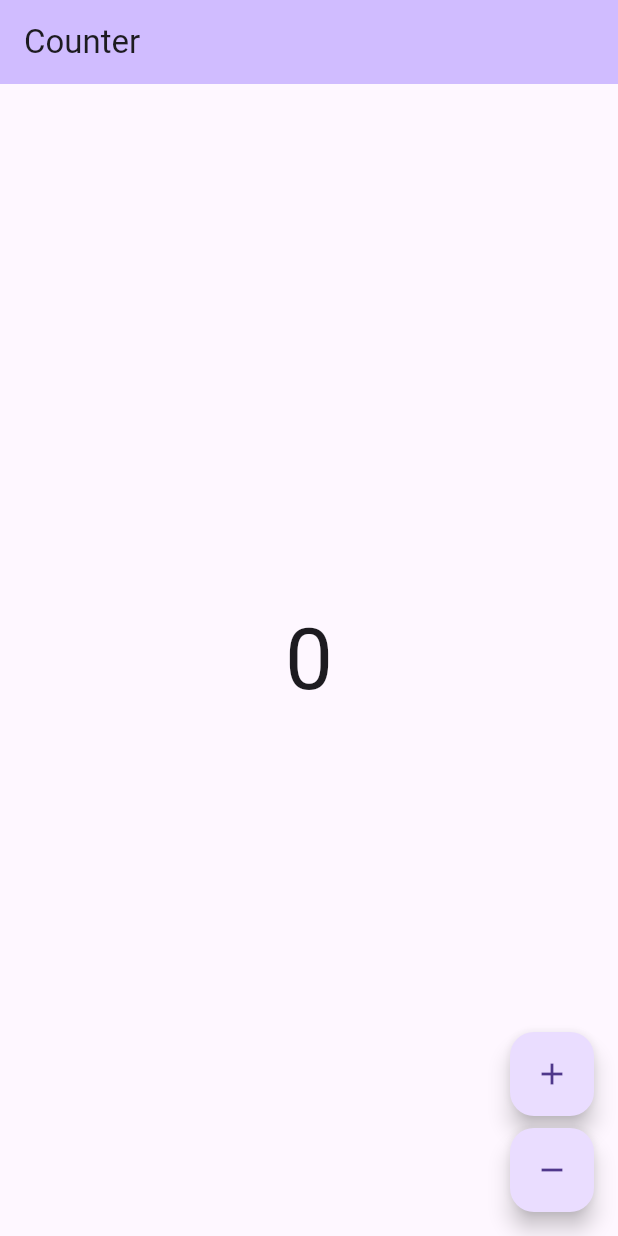
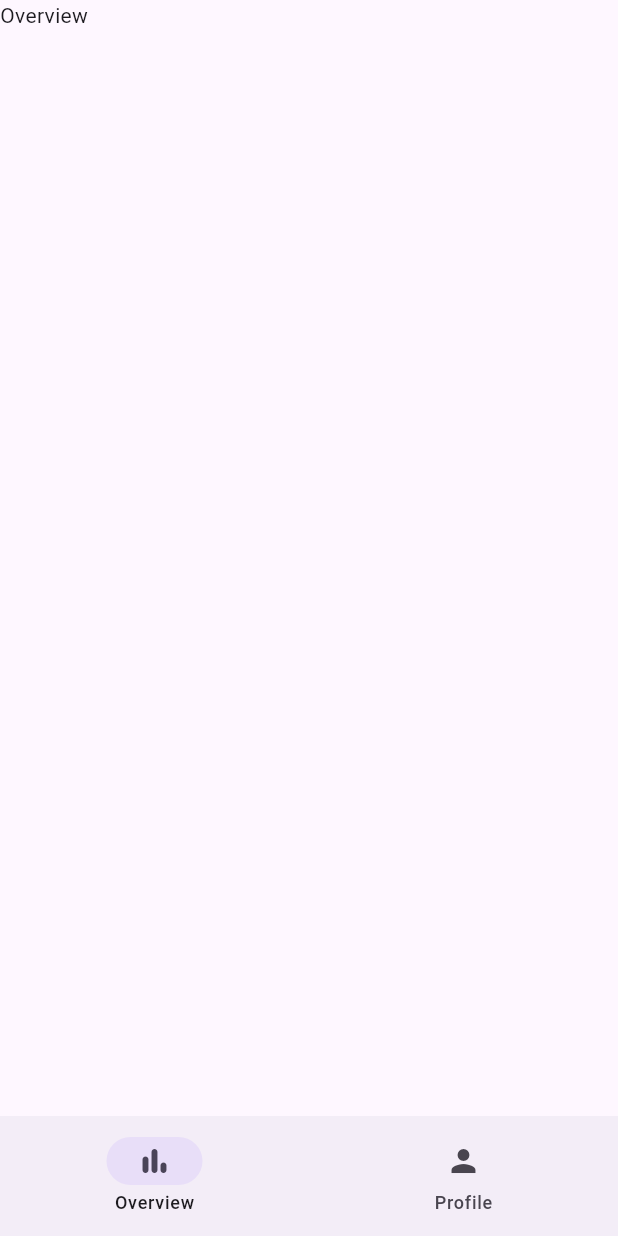
Before and after one commit to MartinKanera/nutrition_tracker, a Flutter app: the screen it shows after launch, on a phone screen of 412 x 824 dp. Run offline on Flutter 3.47's test engine with Material 3 defaults, Android fonts, the phone set to English and light mode, and no system bars; our stand-ins replace bloc, go_router; generated files the repository leaves out were written again.

Commit message:
feat(router): add go router and setup routes

```diff
--- a/lib/app/view/app.dart
+++ b/lib/app/view/app.dart
@@ -1,22 +1,11 @@
 import 'package:flutter/material.dart';
-import 'package:nutrition_tracker/counter/counter.dart';
-import 'package:nutrition_tracker/l10n/l10n.dart';
+import 'package:nutrition_tracker/app/view/app_view.dart';
 
 class App extends StatelessWidget {
   const App({super.key});
 
   @override
   Widget build(BuildContext context) {
-    return MaterialApp(
-      theme: ThemeData(
-        appBarTheme: AppBarTheme(
-          backgroundColor: Theme.of(context).colorScheme.inversePrimary,
-        ),
-        useMaterial3: true,
-      ),
-      localizationsDelegates: AppLocalizations.localizationsDelegates,
-      supportedLocales: AppLocalizations.supportedLocales,
-      home: const CounterPage(),
-    );
+    return const AppView();
   }
 }
--- /dev/null
+++ b/lib/app/view/app_view.dart
@@ -0,0 +1,18 @@
+import 'package:flutter/material.dart';
+import 'package:nutrition_tracker/app_router/routes.dart';
+import 'package:nutrition_tracker/l10n/l10n.dart';
+
+class AppView extends StatelessWidget {
+  const AppView({super.key});
+
+  @override
+  Widget build(BuildContext context) {
+    return MaterialApp.router(
+      // TODO
+      // theme:,
+      localizationsDelegates: AppLocalizations.localizationsDelegates,
+      supportedLocales: AppLocalizations.supportedLocales,
+      routerConfig: router,
+    );
+  }
+}
--- /dev/null
+++ b/lib/app_router/app_router.dart
@@ -0,0 +1 @@
+export 'routes.dart';
--- /dev/null
+++ b/lib/app_router/routes.dart
@@ -0,0 +1,82 @@
+import 'package:flutter/material.dart';
+import 'package:go_router/go_router.dart';
+import 'package:nutrition_tracker/l10n/l10n.dart';
+
+final $rootNavigatorKey = GlobalKey<NavigatorState>();
+
+enum AppRoute {
+  home,
+  profile,
+}
+
+class RouteConfig {
+  const RouteConfig({
+    required this.name,
+    required this.path,
+  });
+
+  final String name;
+  final String path;
+}
+
+final Map<AppRoute, RouteConfig> _routes = {
+  AppRoute.home: const RouteConfig(
+    name: 'overview',
+    path: '/overview',
+  ),
+  AppRoute.profile: const RouteConfig(
+    name: 'profile',
+    path: '/profile',
+  ),
+};
+
+final router = GoRouter(
+  initialLocation: '/overview',
+  navigatorKey: $rootNavigatorKey,
+  routes: [
+    ShellRoute(
+      builder: (context, state, child) {
+        return Scaffold(
+          body: SafeArea(child: child),
+          bottomNavigationBar: NavigationBar(
+            selectedIndex: state.matchedLocation == '/overview' ? 0 : 1,
+            onDestinationSelected: (index) {
+              switch (index) {
+                case 0:
+                  context.go('/overview');
+                case 1:
+                  context.go('/profile');
+              }
+            },
+            destinations: [
+              NavigationDestination(
+                icon: const Icon(Icons.bar_chart_rounded),
+                label: context.l10n.navigatorOverviewLabel,
+              ),
+              NavigationDestination(
+                icon: const Icon(Icons.person),
+                label: context.l10n.navigatorProfileLabel,
+              ),
+            ],
+          ),
+        );
+      },
+      routes: [
+        GoRoute(
+          path: _routes[AppRoute.home]!.path,
+          name: _routes[AppRoute.home]!.name,
+          pageBuilder: (context, state) => const NoTransitionPage(
+            child: Text("Overview"),
+          ),
+        ),
+        GoRoute(
+          path: _routes[AppRoute.profile]!.path,
+          name: _routes[AppRoute.profile]!.name,
+          pageBuilder: (context, state) => const NoTransitionPage(
+            child: Text("Profile"),
+          ),
+        ),
+      ],
+    ),
+  ],
+);
--- a/lib/counter/counter.dart
+++ /dev/null
@@ -1,2 +0,0 @@
-export 'cubit/counter_cubit.dart';
-export 'view/counter_page.dart';
--- a/lib/counter/cubit/counter_cubit.dart
+++ /dev/null
@@ -1,8 +0,0 @@
-import 'package:bloc/bloc.dart';
-
-class CounterCubit extends Cubit<int> {
-  CounterCubit() : super(0);
-
-  void increment() => emit(state + 1);
-  void decrement() => emit(state - 1);
-}
--- a/lib/counter/view/counter_page.dart
+++ /dev/null
@@ -1,55 +0,0 @@
-import 'package:flutter/material.dart';
-import 'package:flutter_bloc/flutter_bloc.dart';
-import 'package:nutrition_tracker/counter/counter.dart';
-import 'package:nutrition_tracker/l10n/l10n.dart';
-
-class CounterPage extends StatelessWidget {
-  const CounterPage({super.key});
-
-  @override
-  Widget build(BuildContext context) {
-    return BlocProvider(
-      create: (_) => CounterCubit(),
-      child: const CounterView(),
-    );
-  }
-}
-
-class CounterView extends StatelessWidget {
-  const CounterView({super.key});
-
-  @override
-  Widget build(BuildContext context) {
-    final l10n = context.l10n;
-    return Scaffold(
-      appBar: AppBar(title: Text(l10n.counterAppBarTitle)),
-      body: const Center(child: CounterText()),
-      floatingActionButton: Column(
-        mainAxisAlignment: MainAxisAlignment.end,
-        crossAxisAlignment: CrossAxisAlignment.end,
-        children: [
-          FloatingActionButton(
-            onPressed: () => context.read<CounterCubit>().increment(),
-            child: const Icon(Icons.add),
-          ),
-          const SizedBox(height: 8),
-          FloatingActionButton(
-            onPressed: () => context.read<CounterCubit>().decrement(),
-            child: const Icon(Icons.remove),
-          ),
-        ],
-      ),
-    );
-  }
-}
-
-class CounterText extends StatelessWidget {
-  const CounterText({super.key});
-
-  @override
-  Widget build(BuildContext context) {
-    final theme = Theme.of(context);
-    final count = context.select((CounterCubit cubit) => cubit.state);
-    return Text('$count', style: theme.textTheme.displayLarge);
-  }
-}
--- a/lib/l10n/arb/app_en.arb
+++ b/lib/l10n/arb/app_en.arb
@@ -1,7 +1,11 @@
 {
     "@@locale": "en",
-    "counterAppBarTitle": "Counter",
-    "@counterAppBarTitle": {
-        "description": "Text shown in the AppBar of the Counter Page"
+    "navigatorOverviewLabel": "Overview",
+    "@navigatorOverviewLabel": {
+        "description": "Label for the overview tab in the bottom navigation bar"
+    },
+    "navigatorProfileLabel": "Profile",
+    "@navigatorProfileLabel": {
+        "description": "Label for the profile tab in the bottom navigation bar"
     }
 }
--- a/pubspec.yaml
+++ b/pubspec.yaml
@@ -13,6 +13,7 @@ dependencies:
   flutter_bloc: ^9.1.0
   flutter_localizations:
     sdk: flutter
+  go_router: ^15.0.0
   intl: ^0.19.0
 
 dev_dependencies:
```
Also changed, not shown: lib/l10n/arb/app_es.arb (deleted, +0 -7 lines), pubspec.lock, 3 other files.
